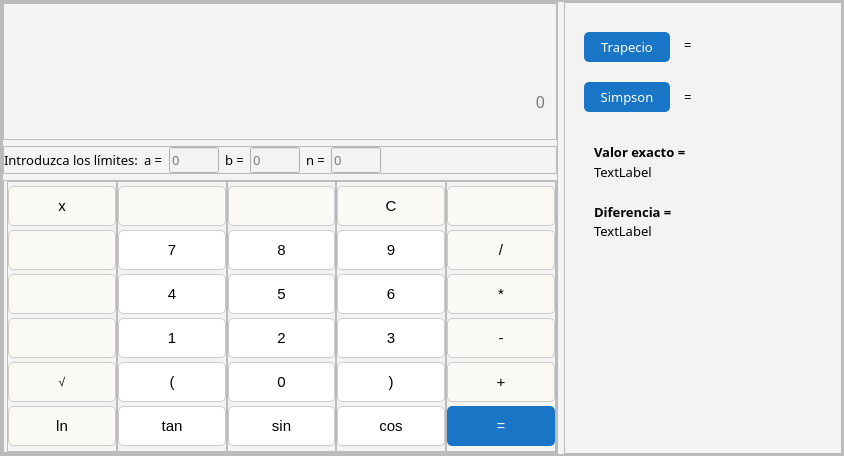
Above: segundaoportunidad.ui from Dariana97/Calculadora-Maxi before the change. Below: the same form after it.
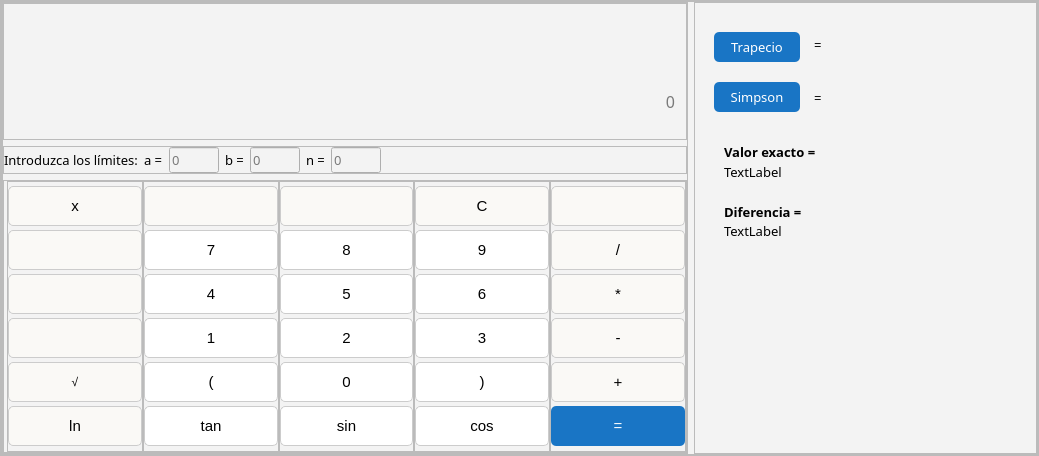
That is the form after the change. Icons and pictures are not drawn.

Commit message: Calculadora casi completa

Diff of the .ui file:
```diff
--- a/segundaoportunidad.ui
+++ b/segundaoportunidad.ui
@@ -6,7 +6,7 @@
    <rect>
     <x>0</x>
     <y>0</y>
-    <width>844</width>
+    <width>1039</width>
     <height>456</height>
    </rect>
   </property>
@@ -1722,7 +1722,7 @@
               <rect>
                <x>120</x>
                <y>30</y>
-               <width>141</width>
+               <width>211</width>
                <height>25</height>
               </rect>
              </property>
@@ -1734,7 +1734,7 @@
              </property>
              <property name="maximumSize">
               <size>
-               <width>150</width>
+               <width>16777215</width>
                <height>16777215</height>
               </size>
              </property>
@@ -1755,8 +1755,8 @@
              <property name="geometry">
               <rect>
                <x>120</x>
-               <y>79</y>
-               <width>141</width>
+               <y>80</y>
+               <width>211</width>
                <height>31</height>
               </rect>
              </property>
@@ -1768,7 +1768,7 @@
              </property>
              <property name="maximumSize">
               <size>
-               <width>150</width>
+               <width>16777215</width>
                <height>16777215</height>
               </size>
              </property>
@@ -1787,13 +1787,13 @@
               <rect>
                <x>30</x>
                <y>220</y>
-               <width>100</width>
+               <width>291</width>
                <height>17</height>
               </rect>
              </property>
              <property name="maximumSize">
               <size>
-               <width>100</width>
+               <width>16777215</width>
                <height>16777215</height>
               </size>
              </property>
@@ -1812,13 +1812,13 @@
               <rect>
                <x>30</x>
                <y>160</y>
-               <width>100</width>
+               <width>291</width>
                <height>20</height>
               </rect>
              </property>
              <property name="maximumSize">
               <size>
-               <width>100</width>
+               <width>16777215</width>
                <height>16777215</height>
               </size>
              </property>
```
The commit also changes 2 other files.
